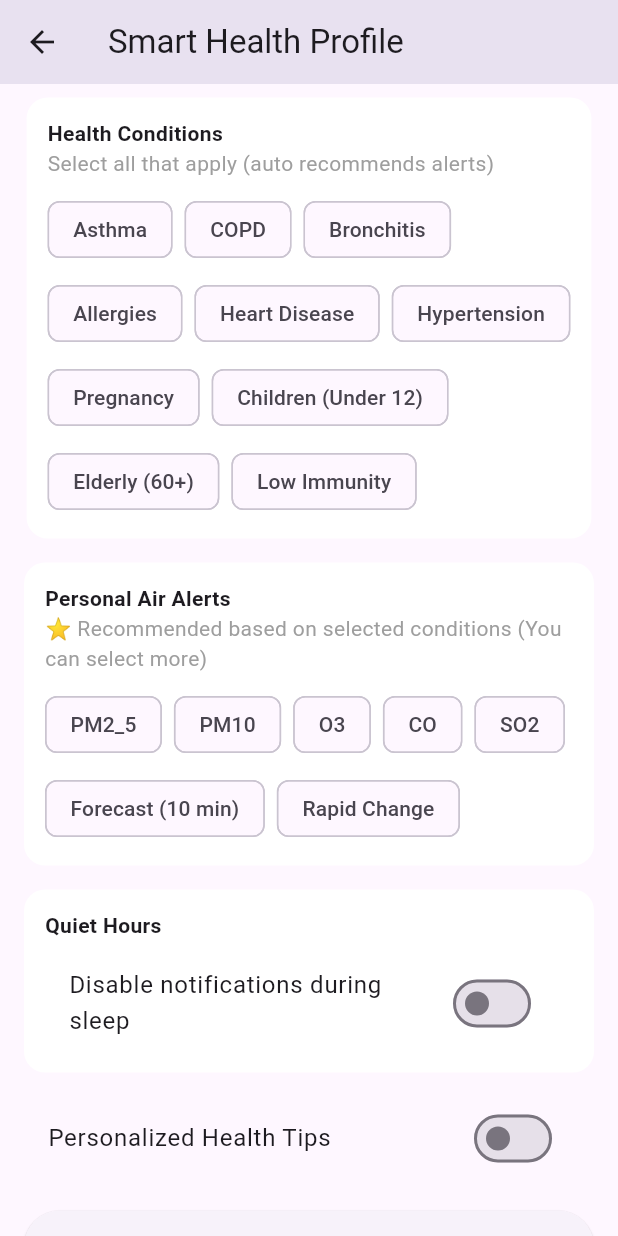
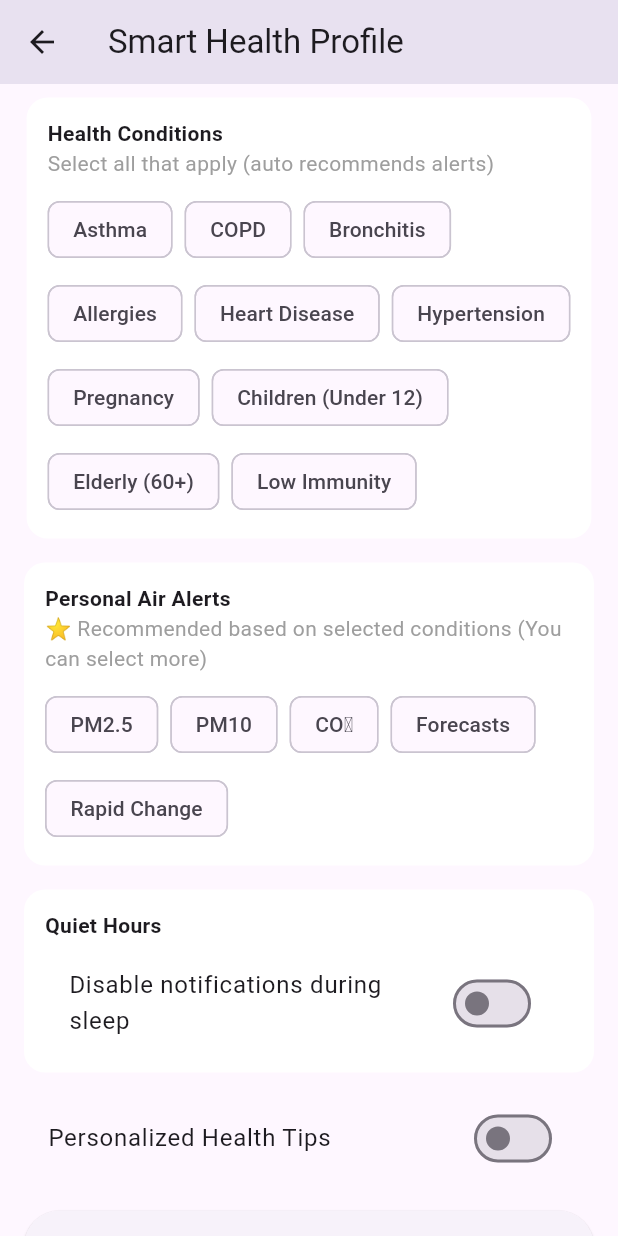
Before and after one commit to mayada388/enviroguard, a Flutter app: the EditProfilePage screen opened directly, scrolled down 576 dp, on a phone screen of 412 x 824 dp. Run offline on Flutter 3.47's test engine with Material 3 defaults, Android fonts, the phone set to English and light mode, and no system bars; our stand-ins replace cloud_firestore, firebase_auth, firebase_core, firebase_storage, image_picker, open_filex and 2 more; accounts and stored records are empty.

Commit message:
Update app logic (notifications + profile)

```diff
--- a/lib/edit_profile_page.dart
+++ b/lib/edit_profile_page.dart
@@ -15,6 +15,7 @@ class EditProfilePage extends StatefulWidget {
 }
 
 class _EditProfilePageState extends State<EditProfilePage> {
+
   final _formKey = GlobalKey<FormState>();
 
   final _nameCtrl = TextEditingController();
@@ -49,10 +50,8 @@ class _EditProfilePageState extends State<EditProfilePage> {
 final List<String> _pollutantAlerts = [
   "PM2_5",
   "PM10",
-    "O3",
-    "CO",
-    "SO2",
-    "Forecast (10 min)",
+  "CO2",
+  "Forecasts",
   "Rapid Change",
 ];
 
@@ -62,16 +61,16 @@ class _EditProfilePageState extends State<EditProfilePage> {
   final Set<String> _autoRecommendedAlerts = {};
 
  final Map<String, List<String>> _recommendedAlertsByCondition = {
-    "Asthma": ["PM2_5", "O3", "Forecast (10 min)", "Rapid Change"],
-    "COPD": ["PM2_5", "O3", "Forecast (10 min)"],
-    "Bronchitis": ["PM2_5", "PM10", "Forecast (10 min)"],
+  "Asthma": ["PM2_5", "PM10", "Forecasts", "Rapid Change"],
+  "COPD": ["PM2_5", "PM10", "Forecasts"],
+  "Bronchitis": ["PM2_5", "PM10", "Forecasts"],
   "Allergies": ["PM10", "PM2_5", "Rapid Change"],
-    "Heart Disease": ["PM2_5", "CO", "Forecast (10 min)"],
-    "Hypertension": ["PM2_5", "CO", "Forecast (10 min)"],
-    "Pregnancy": ["PM2_5", "PM10", "O3", "Forecast (10 min)"],
-    "Children (Under 12)": ["PM2_5", "PM10", "Forecast (10 min)"],
-    "Elderly (60+)": ["PM2_5", "PM10", "Forecast (10 min)"],
-    "Low Immunity": ["PM2_5", "Forecast (10 min)"],
+  "Heart Disease": ["PM2_5", "CO2", "Forecasts"],
+  "Hypertension": ["PM2_5", "CO2", "Forecasts"],
+  "Pregnancy": ["PM2_5", "PM10", "CO2", "Forecasts"],
+  "Children (Under 12)": ["PM2_5", "PM10", "Forecasts"],
+  "Elderly (60+)": ["PM2_5", "PM10", "Forecasts"],
+  "Low Immunity": ["PM2_5", "Forecasts"],
 };
 
   void _applyRecommendedAlertsFor(String condition) {
@@ -115,6 +114,28 @@ class _EditProfilePageState extends State<EditProfilePage> {
   TimeOfDay _start = const TimeOfDay(hour: 22, minute: 0);
   TimeOfDay _end = const TimeOfDay(hour: 7, minute: 0);
 
+TimeOfDay _fromHHmm(String s, TimeOfDay fallback) {
+  final parts = s.split(':');
+  if (parts.length != 2) return fallback;
+  final h = int.tryParse(parts[0]);
+  final m = int.tryParse(parts[1]);
+  if (h == null || m == null) return fallback;
+  return TimeOfDay(hour: h, minute: m);
+}
+
+String _displayAlertName(String p) {
+  switch (p) {
+    case 'PM2_5':
+      return 'PM2.5';
+    case 'PM10':
+      return 'PM10';
+    case 'CO2':
+      return 'CO₂';
+    default:
+      return p;
+  }
+}
+
   @override
   void initState() {
     super.initState();
@@ -131,14 +152,7 @@ class _EditProfilePageState extends State<EditProfilePage> {
   String _toHHmm(TimeOfDay t) =>
       '${t.hour.toString().padLeft(2, '0')}:${t.minute.toString().padLeft(2, '0')}';
 
-  TimeOfDay _fromHHmm(String s, TimeOfDay fallback) {
-    final parts = s.split(':');
-    if (parts.length != 2) return fallback;
-    final h = int.tryParse(parts[0]);
-    final m = int.tryParse(parts[1]);
-    if (h == null || m == null) return fallback;
-    return TimeOfDay(hour: h, minute: m);
-  }
+
 
   //  IMAGE HELPERS
 
@@ -529,7 +543,7 @@ class _EditProfilePageState extends State<EditProfilePage> {
                           label: Row(
                             mainAxisSize: MainAxisSize.min,
                             children: [
-                              Text(p),
+                              Text(_displayAlertName(p)),
                               if (isRecommended) ...[
                                 const SizedBox(width: 6),
                                 const Icon(Icons.star, size: 16),
--- a/lib/home_page.dart
+++ b/lib/home_page.dart
@@ -270,7 +270,7 @@ class _HomePageState extends State<HomePage> {
                                       ),
                                       const SizedBox(height: 8),
 
-                                      // ✅ Dropdown locations
+                                      // Dropdown locations
                                       Center(
                                         child: Row(
                                           mainAxisSize: MainAxisSize.min,
@@ -558,7 +558,7 @@ class _HomePageState extends State<HomePage> {
                           children: [
                             _PollutantRow(label: 'Particulate Matter 2.5', value: vPm25, status: sPm25, color: cPm25),
                             _PollutantRow(label: 'Particulate Matter 10', value: vPm10, status: sPm10, color: cPm10),
-                            _PollutantRow(label: 'Carbon Monoxide (CO₂)', value: vCO2, status: sCO2, color: cCO2),
+                            _PollutantRow(label: 'Carbon Dioxide (CO₂)', value: vCO2, status: sCO2, color: cCO2),
                           ],
                         ),
                       );
```
Also changed, not shown: lib/report_service.dart (+12 -8 lines). Lines whose indentation alone changed are shown as unchanged.
